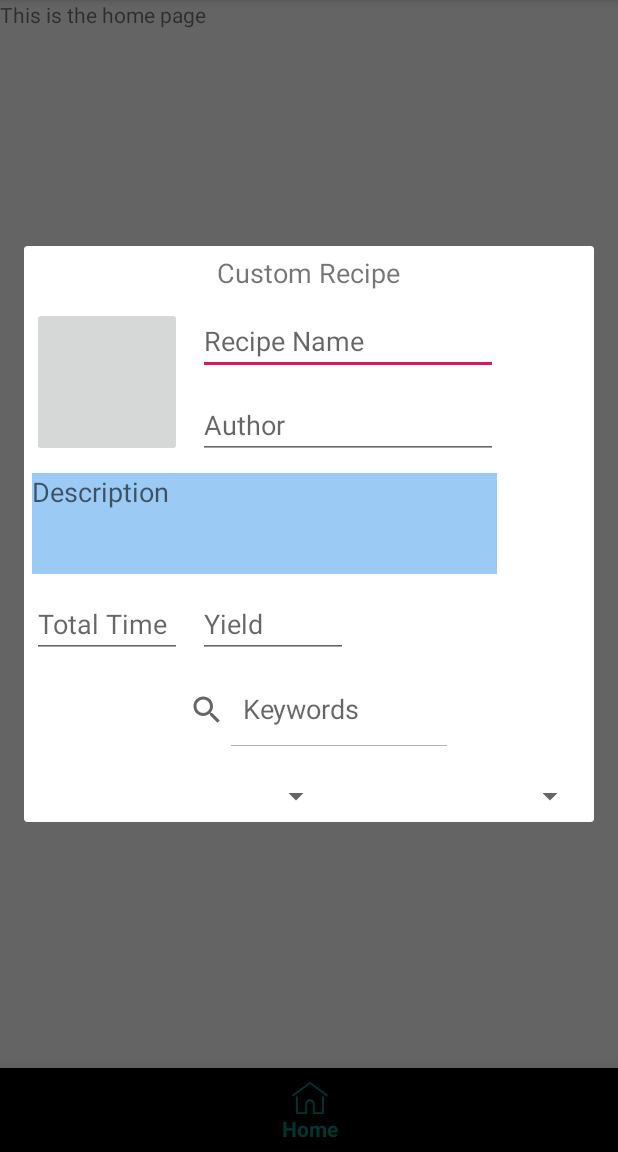
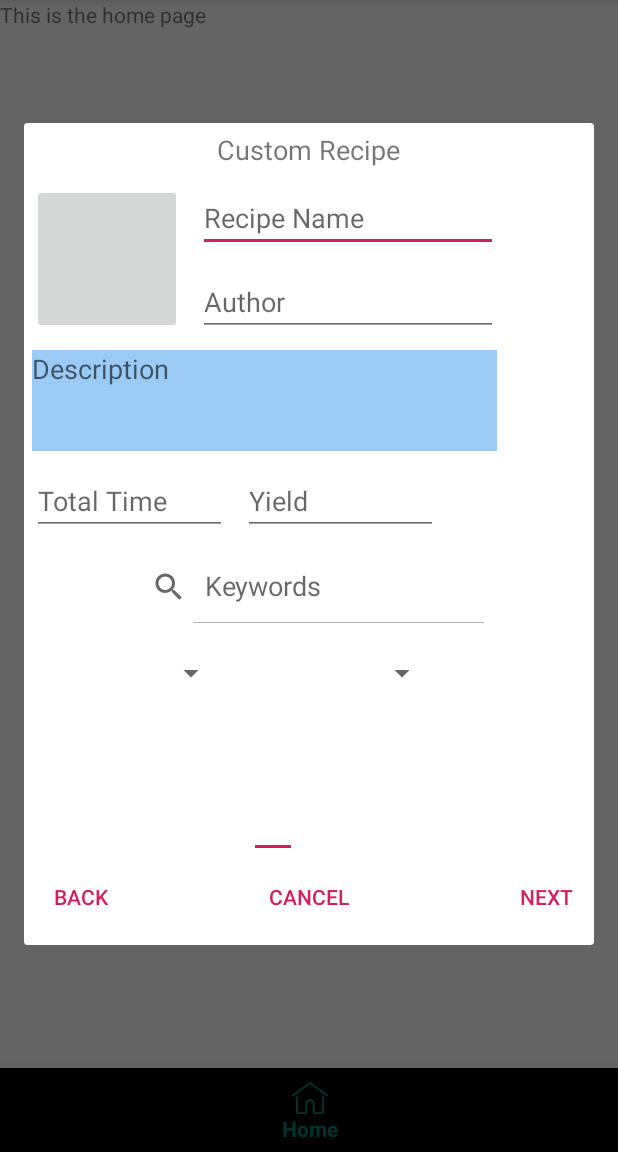
Before and after one commit to nerdyGinger/FoodManagementApp, an Android app: the fragment CustomRecipeDialog placed in its activity, on a phone screen of 412 x 824 dp, the part 84-1236 px from its top. Run offline under Robolectric (Android 15) with nearby library versions, the phone set to English and light mode, and no system bars.

Commit message:
almost finished with first custom recipe dialog page!

```diff
--- a/app/src/main/java/apps/nerdyginger/cleanplateclub/CustomRecipeDialog.java
+++ b/app/src/main/java/apps/nerdyginger/cleanplateclub/CustomRecipeDialog.java
@@ -1,11 +1,16 @@
 package apps.nerdyginger.cleanplateclub;
 
+import android.app.ActionBar;
 import android.app.Dialog;
+import android.content.Context;
 import android.os.Bundle;
+import android.util.AttributeSet;
 import android.util.TypedValue;
 import android.view.LayoutInflater;
 import android.view.View;
 import android.view.ViewGroup;
+import android.view.WindowManager;
+import android.widget.Button;
 
 import androidx.fragment.app.DialogFragment;
 import androidx.fragment.app.Fragment;
@@ -18,6 +23,7 @@ import androidx.viewpager.widget.ViewPager;
 import com.google.android.material.chip.Chip;
 import com.google.android.material.chip.ChipDrawable;
 import com.google.android.material.chip.ChipGroup;
+import com.google.android.material.tabs.TabLayout;
 
 /*
  * This is the dialog for custom recipe input. It must be beautiful, elegant, and absolutely dreamy.
@@ -35,12 +41,53 @@ public class CustomRecipeDialog extends DialogFragment {
 
     @Override
     public View onCreateView(LayoutInflater inflater, ViewGroup container, Bundle savedInstanceState) {
-        View rootView = inflater.inflate(R.layout.custom_recipe_page_1, container, false);
-        //View parentView = inflater.inflate(R.layout.add_custom_recipe, container, false);
-        //pager = (ViewPager) parentView.findViewById(R.id.customRecipeViewPager);
-        //pagerAdapter = new ScreenSlidePagerAdapter(getFragmentManager());
-        //pager.setAdapter(pagerAdapter);
-        return rootView;
+        //View rootView = inflater.inflate(R.layout.custom_recipe_page_1, container, false);
+        View parentView = inflater.inflate(R.layout.add_custom_recipe, container, false);
+        pager = (ViewPager) parentView.findViewById(R.id.customRecipeViewPager);
+        TabLayout tabs = (TabLayout) parentView.findViewById(R.id.customRecipePagerDots);
+        tabs.setupWithViewPager(pager, true);
+        pagerAdapter = new ScreenSlidePagerAdapter(getChildFragmentManager());
+        pager.setAdapter(pagerAdapter);
+        addDialogBtnClicks(parentView);
+        return parentView;
+    }
+
+    private void addDialogBtnClicks(View view) {
+        Button backBtn = view.findViewById(R.id.customRecipeBackBtn);
+        backBtn.setOnClickListener(new View.OnClickListener() {
+            @Override
+            public void onClick(View v) {
+                pager.setCurrentItem(pager.getCurrentItem() - 1, true);
+            }
+        });
+
+        Button cancelBtn = view.findViewById(R.id.customRecipeCancelBtn);
+        cancelBtn.setOnClickListener(new View.OnClickListener() {
+            @Override
+            public void onClick(View v) {
+                dismiss();
+            }
+        });
+
+        Button nextBtn = view.findViewById(R.id.customRecipeSaveBtn);
+        if (pager.getCurrentItem() == 2) {
+            nextBtn.setText("Save");
+            nextBtn.setOnClickListener(new View.OnClickListener() {
+                @Override
+                public void onClick(View v) {
+                    //perform save operation
+                    dismiss();
+                }
+            });
+        } else {
+            nextBtn.setText("Next");
+            nextBtn.setOnClickListener(new View.OnClickListener() {
+                @Override
+                public void onClick(View v) {
+                    pager.setCurrentItem(pager.getCurrentItem() + 1, true);
+                }
+            });
+        }
     }
 
     // Adds a new to chip to the input chip group (recipe keywords)
@@ -63,18 +110,46 @@ public class CustomRecipeDialog extends DialogFragment {
      * Inner adapter class for our lovely pager in the custom recipe dialog
      */
     private class ScreenSlidePagerAdapter extends FragmentStatePagerAdapter {
-        public ScreenSlidePagerAdapter (FragmentManager manager) {
+
+        ScreenSlidePagerAdapter (FragmentManager manager) {
             super(manager);
         }
 
         @Override
         public Fragment getItem(int position) {
-            return new CustomRecipeDialog();
+            if (position == 0) {
+                //return first page
+                Fragment f = new FirstPageFragment();
+                return f;
+            }
+            //continue ifs for other pages
+            Fragment f = new FirstPageFragment();
+            return f;
         }
 
         @Override
         public int getCount() {
             return pages;
         }
+
+    }
+
+    public static class FirstPageFragment extends Fragment {
+
+        public FirstPageFragment() {
+            //empty constructor
+        }
+
+        @Override
+        public void onCreate(Bundle savedInstanceState) {
+            super.onCreate(savedInstanceState);
+        }
+
+        @Override
+        public View onCreateView(LayoutInflater inflater, ViewGroup container, Bundle savedInstanceState) {
+            View view = inflater.inflate(R.layout.custom_recipe_page_1, container, false);
+            //handle view as needed
+            return view;
+        }
     }
 }
--- a/app/src/main/res/layout/add_custom_recipe.xml
+++ b/app/src/main/res/layout/add_custom_recipe.xml
@@ -1,34 +1,68 @@
 <?xml version="1.0" encoding="utf-8"?>
-<RelativeLayout
-    xmlns:android="http://schemas.android.com/apk/res/android"
+<RelativeLayout xmlns:android="http://schemas.android.com/apk/res/android"
+    xmlns:style="http://schemas.android.com/apk/res-auto"
+    xmlns:app="http://schemas.android.com/tools"
     android:orientation="vertical"
-    android:layout_width="match_parent"
-    android:layout_height="match_parent">
+    android:layout_width="wrap_content"
+    android:layout_height="wrap_content">
+
+    <TextView
+        android:id="@+id/customRecipeTitle"
+        android:layout_width="wrap_content"
+        android:layout_height="wrap_content"
+        android:text="Custom Recipe"
+        android:textSize="18sp"
+        android:layout_margin="5dp"
+        android:layout_centerHorizontal="true"
+        />
 
     <androidx.viewpager.widget.ViewPager
         android:id="@+id/customRecipeViewPager"
         android:layout_width="wrap_content"
+        android:layout_height="400dp"
+        android:layout_below="@+id/customRecipeTitle"
+        />
+
+    <com.google.android.material.tabs.TabLayout
+        android:id="@+id/customRecipePagerDots"
+        android:layout_width="wrap_content"
         android:layout_height="wrap_content"
-        >
-    </androidx.viewpager.widget.ViewPager>
+        android:layout_below="@+id/customRecipeViewPager"
+        android:layout_centerHorizontal="true"
+        app:tabBackground="@drawable/tab_selector"
+        app:tabGravity="center"
+        app:tabIndicatorHeight="0dp"
+        />
 
     <Button
+        style="@style/Widget.AppCompat.Button.ButtonBar.AlertDialog"
+        android:id="@+id/customRecipeBackBtn"
+        android:layout_width="wrap_content"
+        android:layout_height="wrap_content"
+        android:layout_margin="5dp"
+        android:layout_below="@+id/customRecipePagerDots"
+        android:text="Back"
+        />
+
+    <Button
+        style="@style/Widget.AppCompat.Button.ButtonBar.AlertDialog"
         android:id="@+id/customRecipeCancelBtn"
         android:layout_width="wrap_content"
         android:layout_height="wrap_content"
         android:layout_margin="5dp"
-        android:layout_alignParentBottom="true"
+        android:layout_below="@+id/customRecipePagerDots"
+        android:layout_centerHorizontal="true"
         android:text="Cancel"
         />
 
     <Button
+        style="@style/Widget.AppCompat.Button.ButtonBar.AlertDialog"
         android:id="@+id/customRecipeSaveBtn"
         android:layout_width="wrap_content"
         android:layout_height="wrap_content"
         android:layout_margin="5dp"
-        android:layout_alignParentBottom="true"
+        android:layout_below="@+id/customRecipePagerDots"
         android:layout_alignParentEnd="true"
-        android:text="Next"
         />
 
 </RelativeLayout>
--- a/app/src/main/res/layout/custom_recipe_page_1.xml
+++ b/app/src/main/res/layout/custom_recipe_page_1.xml
@@ -1,25 +1,16 @@
 <?xml version="1.0" encoding="utf-8"?>
-<RelativeLayout xmlns:android="http://schemas.android.com/apk/res/android"
+<RelativeLayout
+    xmlns:android="http://schemas.android.com/apk/res/android"
     android:orientation="vertical"
-    android:layout_width="match_parent"
-    android:layout_height="match_parent">
+    android:layout_width="wrap_content"
+    android:layout_height="wrap_content">
 
-    <TextView
-        android:id="@+id/customRecipeTitle"
-        android:layout_width="wrap_content"
-        android:layout_height="wrap_content"
-        android:text="Custom Recipe"
-        android:textSize="18sp"
-        android:layout_margin="5dp"
-        android:layout_centerHorizontal="true"
-        />
 
     <ImageButton
         android:id="@+id/customRecipeImage"
         android:layout_width="100dp"
         android:layout_height="100dp"
         android:layout_margin="5dp"
-        android:layout_below="@+id/customRecipeTitle"
         />
 
     <EditText
@@ -28,7 +19,6 @@
         android:layout_height="wrap_content"
         android:layout_margin="5dp"
         android:layout_toEndOf="@+id/customRecipeImage"
-        android:layout_below="@+id/customRecipeTitle"
         android:hint="Recipe Name"
         />
 
@@ -61,7 +51,7 @@
 
     <EditText
         android:id="@+id/customRecipeTotalTime"
-        android:layout_width="100dp"
+        android:layout_width="130dp"
         android:layout_height="wrap_content"
         android:layout_margin="5dp"
         android:layout_below="@+id/customRecipeDescription"
@@ -70,7 +60,7 @@
 
     <EditText
         android:id="@+id/customRecipeYield"
-        android:layout_width="100dp"
+        android:layout_width="130dp"
         android:layout_height="wrap_content"
         android:layout_margin="5dp"
         android:layout_below="@+id/customRecipeDescription"
@@ -80,7 +70,7 @@
 
     <SearchView
         android:id="@+id/customRecipeKeywordsSearch"
-        android:layout_width="200dp"
+        android:layout_width="250dp"
         android:layout_height="wrap_content"
         android:layout_margin="5dp"
         android:layout_below="@+id/customRecipeTotalTime"
@@ -100,7 +90,7 @@
 
     <Spinner
         android:id="@+id/customRecipeCategory"
-        android:layout_width="200dp"
+        android:layout_width="130dp"
         android:layout_height="wrap_content"
         android:layout_margin="5dp"
         android:layout_below="@+id/customRecipeKeywords"
@@ -108,7 +98,7 @@
 
     <Spinner
         android:id="@+id/customRecipeCuisine"
-        android:layout_width="200dp"
+        android:layout_width="130dp"
         android:layout_height="wrap_content"
         android:layout_marginTop="5dp"
         android:layout_marginHorizontal="5dp"
```
